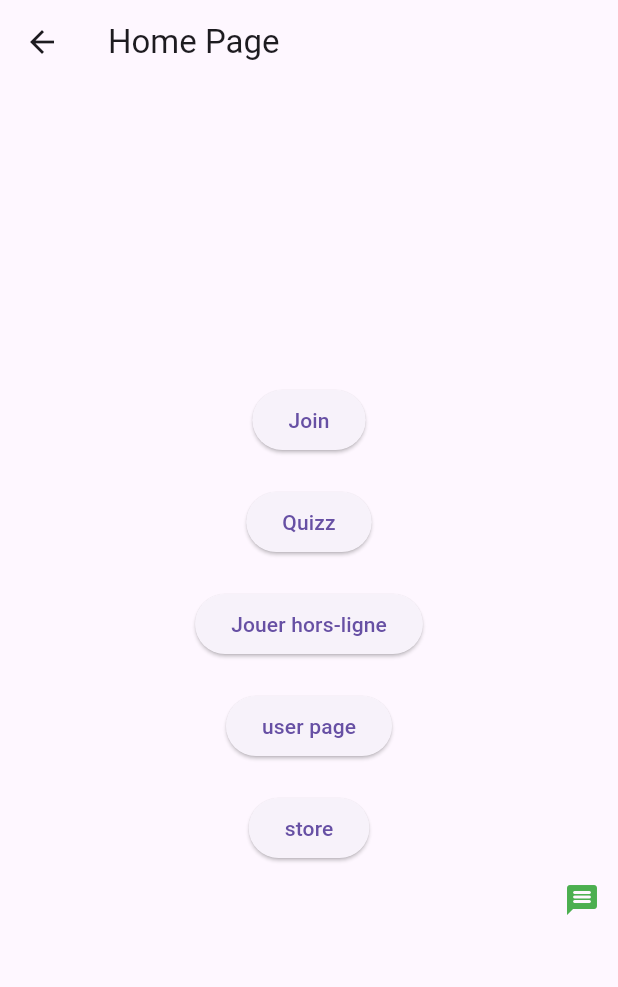
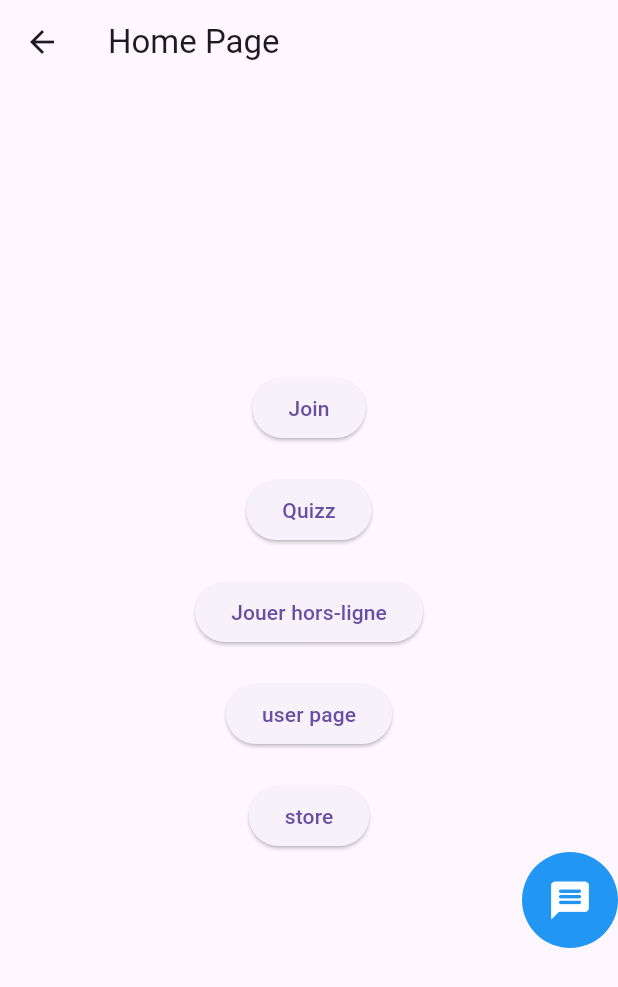
Before and after one commit to ArmanLidder/QuizApp, a Flutter app: the HomePage screen opened by its route, on a phone screen of 412 x 824 dp. Shown: the top 987 px of the screen. Run offline on Flutter 3.47's test engine with Material 3 defaults, Android fonts, the phone set to English and light mode, and no system bars; our stand-ins replace audioplayers, cloud_firestore, firebase_auth, firebase_core, firebase_storage, fl_chart and 6 more; missing offline and left inert: dart:ffi; accounts and stored records are empty; generated files the repository leaves out were written again.

Commit message:
Made chat icon prettier

```diff
--- a/projet/client_leger/polyquiz/lib/widgets/chat_widgets/chat_popup.dart
+++ b/projet/client_leger/polyquiz/lib/widgets/chat_widgets/chat_popup.dart
@@ -27,10 +27,33 @@ class _ChatPopupState extends State<ChatPopup> {
   }
 
   Widget buildHoveringButton(BuildContext context) {
-    return Obx(() => IconButton(
-        onPressed: () => openChat(context),
-        icon: Icon(Icons.message_rounded),
-        color: notificationService.hasUnreadChannels.value ? Colors.red : Colors.green,
+    return  Obx(() => Stack(
+      children: [
+        Container(
+          decoration: BoxDecoration(
+            color: Colors.blue,
+            shape: BoxShape.circle,
+          ),
+          padding: EdgeInsets.all(8), // Adjusts the padding to control icon size
+          child: IconButton(
+            onPressed: () => openChat(context),
+            icon: Icon(Icons.message_rounded, color: Colors.white, size: 30),
+          ),
+        ),
+        if (notificationService.hasUnreadChannels.value)
+          Positioned(
+            top: 4,
+            left: 4,
+            child: Container(
+              width: 10,
+              height: 10,
+              decoration: BoxDecoration(
+                color: Colors.red,
+                shape: BoxShape.circle,
+              ),
+            ),
+          ),
+      ],
     ));
   }
 
```
